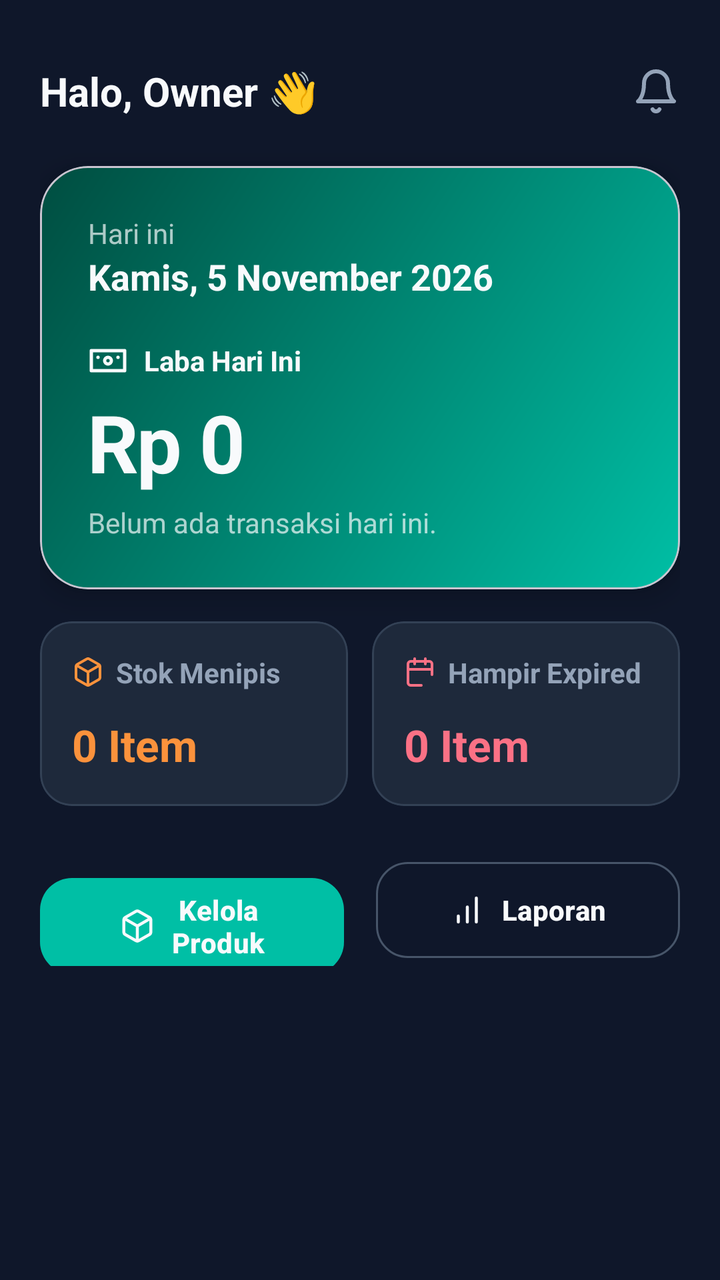
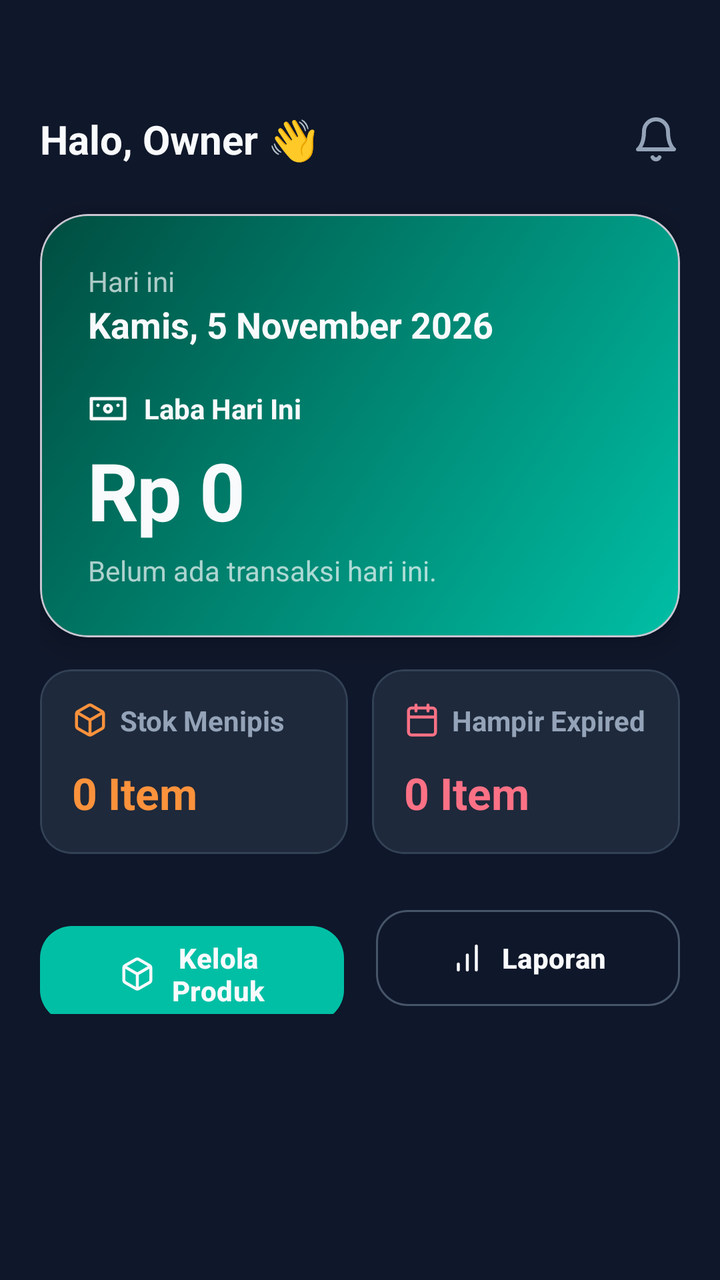

Screens rendered from an Android XML layout before and after an edit, with the pre-edit source and the edit as a unified diff.
<!-- AndroidManifest.xml: application theme Theme.Material3.DayNight.NoActionBar -->
<!-- res/layout/activity_dashboard.xml -->
<?xml version="1.0" encoding="utf-8"?>
<ScrollView xmlns:android="http://schemas.android.com/apk/res/android"
    xmlns:app="http://schemas.android.com/apk/res-auto"
    android:layout_width="match_parent"
    android:layout_height="match_parent"
    android:background="@color/dw_bg"
    android:fillViewport="true">

    <LinearLayout
        android:layout_width="match_parent"
        android:layout_height="wrap_content"
        android:orientation="vertical"
        android:paddingHorizontal="20dp"
        android:paddingBottom="24dp">

        
        <androidx.constraintlayout.widget.ConstraintLayout
            android:layout_width="match_parent"
            android:layout_height="wrap_content"
            android:layout_marginTop="32dp"
            android:layout_marginBottom="24dp">

            
            <TextView
                android:id="@+id/tvGreeting"
                style="@style/Text.Header"
                android:layout_width="wrap_content"
                android:layout_height="wrap_content"
                android:text="Halo, Owner 👋"
                app:layout_constraintBottom_toBottomOf="parent"
                app:layout_constraintStart_toStartOf="parent"
                app:layout_constraintTop_toTopOf="parent" />

            <ImageView
                android:layout_width="24dp"
                android:layout_height="24dp"
                android:src="@drawable/ic_lucide_bell"
                app:layout_constraintBottom_toBottomOf="@id/tvGreeting"
                app:layout_constraintEnd_toEndOf="parent"
                app:layout_constraintTop_toTopOf="@id/tvGreeting" />

        </androidx.constraintlayout.widget.ConstraintLayout>

        
        <com.google.android.material.card.MaterialCardView
            android:layout_width="match_parent"
            android:layout_height="wrap_content"
            app:cardBackgroundColor="@android:color/transparent"
            app:cardCornerRadius="24dp"
            app:cardElevation="8dp">

            <LinearLayout
                android:layout_width="match_parent"
                android:layout_height="wrap_content"
                android:background="@drawable/bg_hero_gradient"
                android:orientation="vertical"
                android:padding="24dp">

                <TextView
                    style="@style/Text.Body"
                    android:layout_width="wrap_content"
                    android:layout_height="wrap_content"
                    android:text="Hari ini"
                    android:alpha="0.7" />

                <TextView
                    android:id="@+id/tvDate"
                    style="@style/Text.Header"
                    android:layout_width="wrap_content"
                    android:layout_height="wrap_content"
                    android:textSize="18sp"
                    android:text="Kamis, 5 November 2026"
                    android:layout_marginBottom="20dp" />

                <LinearLayout
                    android:layout_width="wrap_content"
                    android:layout_height="wrap_content"
                    android:orientation="horizontal"
                    android:gravity="center_vertical">
                    
                    <ImageView
                        android:layout_width="20dp"
                        android:layout_height="20dp"
                        android:src="@drawable/ic_lucide_wallet"
                        app:tint="@color/dw_text_primary"
                        android:layout_marginEnd="8dp" />

                    <TextView
                        style="@style/Text.Label"
                        android:layout_width="wrap_content"
                        android:layout_height="wrap_content"
                        android:textColor="@color/dw_text_primary"
                        android:text="Laba Hari Ini" />
                </LinearLayout>

                
                <TextView
                    android:id="@+id/tvProfit"
                    style="@style/Text.Display"
                    android:layout_width="wrap_content"
                    android:layout_height="wrap_content"
                    android:text="Rp 0"
                    android:layout_marginTop="4dp" />

                <TextView
                    android:id="@+id/tvSubInfo"
                    style="@style/Text.Body"
                    android:layout_width="wrap_content"
                    android:layout_height="wrap_content"
                    android:alpha="0.7"
                    android:text="Belum ada transaksi hari ini."
                    android:layout_marginTop="4dp" />

            </LinearLayout>
        </com.google.android.material.card.MaterialCardView>

        
        <GridLayout
            android:layout_width="match_parent"
            android:layout_height="wrap_content"
            android:columnCount="2"
            android:layout_marginTop="16dp">

            <com.google.android.material.card.MaterialCardView
                android:layout_width="0dp"
                android:layout_height="wrap_content"
                android:layout_columnWeight="1"
                android:layout_marginEnd="6dp"
                app:cardBackgroundColor="@color/dw_surface"
                app:cardCornerRadius="16dp"
                app:cardElevation="0dp"
                app:strokeColor="#334155" app:strokeWidth="1dp">
                <LinearLayout
                    android:layout_width="match_parent"
                    android:layout_height="wrap_content"
                    android:orientation="vertical"
                    android:padding="16dp">
                    <LinearLayout
                        android:layout_width="wrap_content"
                        android:layout_height="wrap_content"
                        android:orientation="horizontal" android:gravity="center_vertical">
                        <ImageView android:layout_width="16dp" android:layout_height="16dp"
                            android:src="@drawable/ic_lucide_box" android:layout_marginEnd="6dp" />
                        <TextView style="@style/Text.Label" android:layout_width="wrap_content"
                            android:layout_height="wrap_content" android:text="Stok Menipis" />
                    </LinearLayout>
                    <TextView android:id="@+id/tvLowStock" style="@style/Text.Header"
                        android:layout_width="wrap_content" android:layout_height="wrap_content"
                        android:text="0 Item" android:textColor="#FB923C"
                        android:textSize="22sp" android:layout_marginTop="12dp" />
                </LinearLayout>
            </com.google.android.material.card.MaterialCardView>

            <com.google.android.material.card.MaterialCardView
                android:layout_width="0dp"
                android:layout_height="wrap_content"
                android:layout_columnWeight="1"
                android:layout_marginStart="6dp"
                app:cardBackgroundColor="@color/dw_surface"
                app:cardCornerRadius="16dp"
                app:cardElevation="0dp"
                app:strokeColor="#334155" app:strokeWidth="1dp">
                <LinearLayout
                    android:layout_width="match_parent"
                    android:layout_height="wrap_content"
                    android:orientation="vertical"
                    android:padding="16dp">
                    <LinearLayout
                        android:layout_width="wrap_content"
                        android:layout_height="wrap_content"
                        android:orientation="horizontal" android:gravity="center_vertical">
                        <ImageView android:layout_width="16dp" android:layout_height="16dp"
                            android:src="@drawable/ic_lucide_calendar" android:layout_marginEnd="6dp" />
                        <TextView style="@style/Text.Label" android:layout_width="wrap_content"
                            android:layout_height="wrap_content" android:text="Hampir Expired" />
                    </LinearLayout>
                    <TextView android:id="@+id/tvExpired" style="@style/Text.Header"
                        android:layout_width="wrap_content" android:layout_height="wrap_content"
                        android:text="0 Item" android:textColor="#FB7185"
                        android:textSize="22sp" android:layout_marginTop="12dp" />
                </LinearLayout>
            </com.google.android.material.card.MaterialCardView>
        </GridLayout>

        
        <LinearLayout
            android:layout_width="match_parent"
            android:layout_height="wrap_content"
            android:orientation="horizontal"
            android:layout_marginTop="24dp">
            <com.google.android.material.button.MaterialButton
                android:id="@+id/btnManageProducts"
                android:layout_width="0dp"
                android:layout_height="56dp"
                android:layout_weight="1"
                android:layout_marginEnd="8dp"
                android:text="Kelola Produk"
                android:textColor="@color/dw_text_primary"
                android:textSize="14sp" android:textStyle="bold"
                app:backgroundTint="@color/dw_teal"
                app:cornerRadius="16dp"
                app:icon="@drawable/ic_lucide_box"
                app:iconTint="@color/dw_text_primary"
                app:iconGravity="textStart" />
            <com.google.android.material.button.MaterialButton
                android:layout_width="0dp"
                android:layout_height="56dp"
                android:layout_weight="1"
                android:layout_marginStart="8dp"
                android:text="Laporan"
                android:textColor="@color/dw_text_primary"
                android:textSize="14sp" android:textStyle="bold"
                app:backgroundTint="@android:color/transparent"
                app:strokeColor="#475569"
                app:strokeWidth="1dp"
                app:cornerRadius="16dp"
                app:icon="@drawable/ic_lucide_chart"
                app:iconTint="@color/dw_text_primary"
                app:iconGravity="textStart" />
        </LinearLayout>
    </LinearLayout>
</ScrollView>
<!-- resources referenced by this layout -->
<resources>
  <color name="dw_bg">#0F172A</color>
  <color name="dw_surface">#1E293B</color>
  <color name="dw_teal">#00E5FF</color>
  <color name="dw_text_primary">#F8FAFC</color>
  <!-- drawable bg_hero_gradient (drawable) -->
  <?xml version="1.0" encoding="utf-8"?>
  <shape xmlns:android="http://schemas.android.com/apk/res/android" android:shape="rectangle">
      <gradient android:startColor="#00BFA5" android:endColor="#004D40" android:angle="135" />
      <corners android:radius="24dp" />
  </shape>
  <!-- drawable ic_lucide_bell (drawable) -->
  <vector xmlns:android="http://schemas.android.com/apk/res/android" android:width="24dp" android:height="24dp" android:viewportWidth="24" android:viewportHeight="24">
    <path android:strokeColor="#94A3B8" android:strokeWidth="2" android:strokeLineCap="round" android:strokeLineJoin="round" android:pathData="M6 8a6 6 0 0 1 12 0c0 7 3 9 3 9H3s3-2 3-9M10.3 21a1.94 1.94 0 0 0 3.4 0"/>
  </vector>
  <!-- drawable ic_lucide_box (drawable) -->
  <vector xmlns:android="http://schemas.android.com/apk/res/android" android:width="24dp" android:height="24dp" android:viewportWidth="24" android:viewportHeight="24">
    <path android:strokeColor="#FB923C" android:strokeWidth="2" android:strokeLineCap="round" android:strokeLineJoin="round" android:pathData="M21 16V8a2 2 0 0 0-1-1.73l-7-4a2 2 0 0 0-2 0l-7 4A2 2 0 0 0 3 8v8a2 2 0 0 0 1 1.73l7 4a2 2 0 0 0 2 0l7-4A2 2 0 0 0 21 16z M3.27 6.96L12 12.01l8.73-5.05 M12 22.08V12"/>
  </vector>
  <!-- drawable ic_lucide_calendar (drawable) -->
  <vector xmlns:android="http://schemas.android.com/apk/res/android" android:width="24dp" android:height="24dp" android:viewportWidth="24" android:viewportHeight="24">
    <path android:strokeColor="#FB7185" android:strokeWidth="2" android:strokeLineCap="round" android:strokeLineJoin="round" android:pathData="M8 2v4M16 2v4M3 10h18M21 14V6a2 2 0 0 0-2-2H5a2 2 0 0 0-2 2v14a2 2 0 0 0 2 2h8"/>
  </vector>
  <!-- drawable ic_lucide_chart (drawable) -->
  <vector xmlns:android="http://schemas.android.com/apk/res/android" android:width="24dp" android:height="24dp" android:viewportWidth="24" android:viewportHeight="24">
    <path android:strokeColor="#FFFFFF" android:strokeWidth="2" android:strokeLineCap="round" android:strokeLineJoin="round" android:pathData="M12 20V10M18 20V4M6 20v-4"/>
  </vector>
  <!-- drawable ic_lucide_wallet (drawable) -->
  <vector xmlns:android="http://schemas.android.com/apk/res/android" android:width="24dp" android:height="24dp" android:viewportWidth="24" android:viewportHeight="24">
    <path android:strokeColor="#FFFFFF" android:strokeWidth="2" android:strokeLineCap="round" android:strokeLineJoin="round" android:pathData="M2 6h20v12H2z M12 14a2 2 0 1 0 0-4 2 2 0 0 0 0 4z M6 10h.01 M18 10h.01"/>
  </vector>
  <style name="Text.Body" parent="android:Widget.TextView">
          <item name="android:textColor">@color/dw_text_primary</item>
          <item name="android:textSize">14sp</item>
      </style>
  <style name="Text.Display" parent="android:Widget.TextView">
          <item name="android:textColor">@color/dw_text_primary</item>
          <item name="android:textSize">40sp</item>
          <item name="android:textStyle">bold</item>
          <item name="android:letterSpacing">-0.02</item>
      </style>
  <style name="Text.Header" parent="android:Widget.TextView">
          <item name="android:textColor">@color/dw_text_primary</item>
          <item name="android:textSize">20sp</item>
          <item name="android:textStyle">bold</item>
      </style>
  <style name="Text.Label" parent="android:Widget.TextView">
          <item name="android:textColor">@color/dw_text_secondary</item>
          <item name="android:textSize">14sp</item>
          <item name="android:textStyle">bold</item>
      </style>
  <color name="dw_text_secondary">#94A3B8</color>
</resources>

<!-- the commit's change to res/layout/activity_dashboard.xml (unified diff, before → after) -->
@@ -11,6 +11,7 @@
         android:layout_height="wrap_content"
         android:orientation="vertical"
         android:paddingHorizontal="20dp"
+        android:paddingTop="24dp"
         android:paddingBottom="24dp">
 
         
@@ -139,7 +140,7 @@
                         android:layout_width="wrap_content"
                         android:layout_height="wrap_content"
                         android:orientation="horizontal" android:gravity="center_vertical">
-                        <ImageView android:layout_width="16dp" android:layout_height="16dp"
+                        <ImageView android:layout_width="18dp" android:layout_height="18dp"
                             android:src="@drawable/ic_lucide_box" android:layout_marginEnd="6dp" />
                         <TextView style="@style/Text.Label" android:layout_width="wrap_content"
                             android:layout_height="wrap_content" android:text="Stok Menipis" />
@@ -169,7 +170,7 @@
                         android:layout_width="wrap_content"
                         android:layout_height="wrap_content"
                         android:orientation="horizontal" android:gravity="center_vertical">
-                        <ImageView android:layout_width="16dp" android:layout_height="16dp"
+                        <ImageView android:layout_width="18dp" android:layout_height="18dp"
                             android:src="@drawable/ic_lucide_calendar" android:layout_marginEnd="6dp" />
                         <TextView style="@style/Text.Label" android:layout_width="wrap_content"
                             android:layout_height="wrap_content" android:text="Hampir Expired" />
<!-- resource entries referenced after the edit -->
@@ -20,7 +20,7 @@
   </vector>
   <!-- drawable ic_lucide_calendar (drawable) -->
   <vector xmlns:android="http://schemas.android.com/apk/res/android" android:width="24dp" android:height="24dp" android:viewportWidth="24" android:viewportHeight="24">
-    <path android:strokeColor="#FB7185" android:strokeWidth="2" android:strokeLineCap="round" android:strokeLineJoin="round" android:pathData="M8 2v4M16 2v4M3 10h18M21 14V6a2 2 0 0 0-2-2H5a2 2 0 0 0-2 2v14a2 2 0 0 0 2 2h8"/>
+    <path android:strokeColor="#FB7185" android:strokeWidth="2" android:strokeLineCap="round" android:strokeLineJoin="round" android:pathData="M19 4H5a2 2 0 0 0-2 2v14a2 2 0 0 0 2 2h14a2 2 0 0 0 2-2V6a2 2 0 0 0-2-2z M16 2v4 M8 2v4 M3 10h18"/>
   </vector>
   <!-- drawable ic_lucide_chart (drawable) -->
   <vector xmlns:android="http://schemas.android.com/apk/res/android" android:width="24dp" android:height="24dp" android:viewportWidth="24" android:viewportHeight="24">
